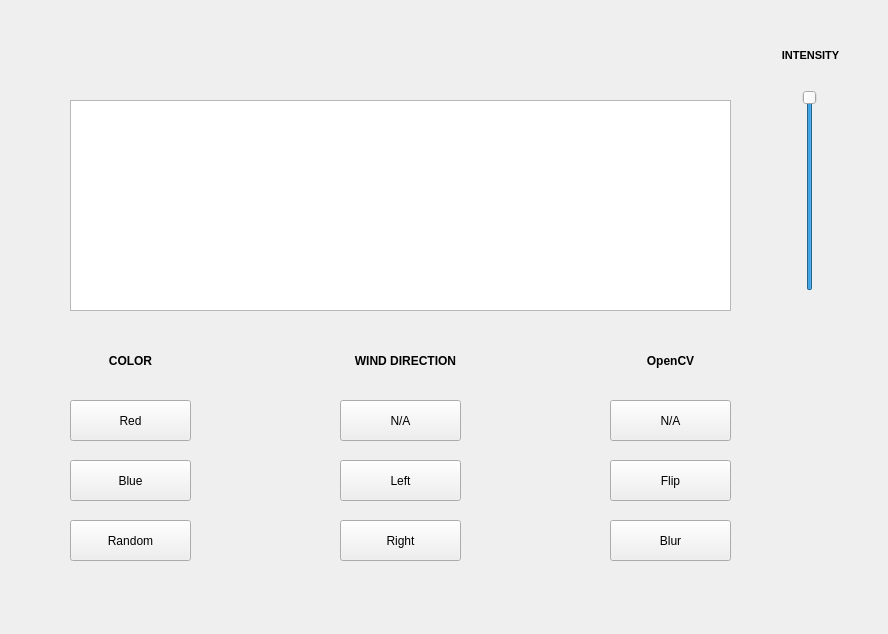
Qt form src/mainwindow.ui (Sudarshan-Bisht/QT_Fire_Effect) before a commit.
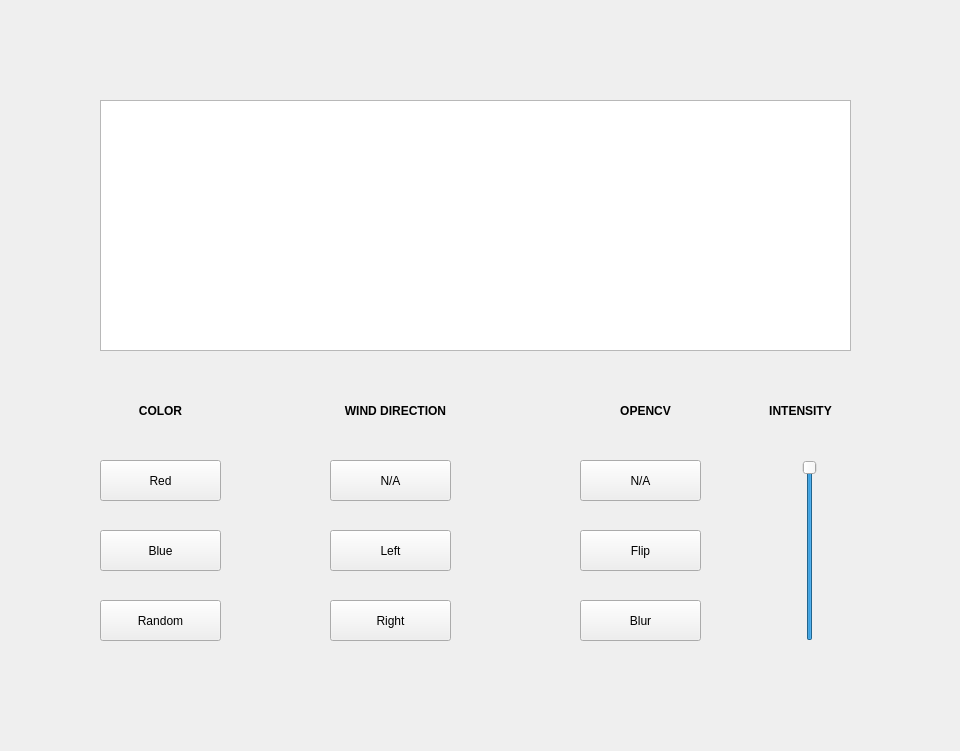
The same form after that commit.

Diff of the .ui file:
```diff
--- a/src/mainwindow.ui
+++ b/src/mainwindow.ui
@@ -6,8 +6,8 @@
    <rect>
     <x>0</x>
     <y>0</y>
-    <width>888</width>
-    <height>634</height>
+    <width>960</width>
+    <height>751</height>
    </rect>
   </property>
   <property name="font">
@@ -24,8 +24,8 @@
    <widget class="QPushButton" name="pushButton">
     <property name="geometry">
      <rect>
-      <x>70</x>
-      <y>400</y>
+      <x>100</x>
+      <y>460</y>
       <width>121</width>
       <height>41</height>
      </rect>
@@ -44,10 +44,10 @@
    <widget class="QGraphicsView" name="graphicsView">
     <property name="geometry">
      <rect>
-      <x>70</x>
+      <x>100</x>
       <y>100</y>
-      <width>661</width>
-      <height>211</height>
+      <width>751</width>
+      <height>251</height>
      </rect>
     </property>
     <property name="interactive">
@@ -66,8 +66,8 @@
    <widget class="QPushButton" name="pushButton_2">
     <property name="geometry">
      <rect>
-      <x>70</x>
-      <y>460</y>
+      <x>100</x>
+      <y>530</y>
       <width>121</width>
       <height>41</height>
      </rect>
@@ -86,8 +86,8 @@
    <widget class="QPushButton" name="pushButton_3">
     <property name="geometry">
      <rect>
-      <x>70</x>
-      <y>520</y>
+      <x>100</x>
+      <y>600</y>
       <width>121</width>
       <height>41</height>
      </rect>
@@ -107,55 +107,32 @@
     <property name="geometry">
      <rect>
       <x>800</x>
-      <y>90</y>
+      <y>460</y>
       <width>20</width>
-      <height>201</height>
+      <height>181</height>
      </rect>
     </property>
     <property name="minimum">
      <number>1</number>
     </property>
     <property name="maximum">
-     <number>5</number>
+     <number>15</number>
     </property>
     <property name="pageStep">
      <number>1</number>
     </property>
     <property name="value">
-     <number>5</number>
+     <number>15</number>
     </property>
     <property name="orientation">
      <enum>Qt::Vertical</enum>
     </property>
    </widget>
-   <widget class="QLabel" name="label">
-    <property name="geometry">
-     <rect>
-      <x>740</x>
-      <y>30</y>
-      <width>141</width>
-      <height>51</height>
-     </rect>
-    </property>
-    <property name="font">
-     <font>
-      <pointsize>8</pointsize>
-      <weight>75</weight>
-      <bold>true</bold>
-     </font>
-    </property>
-    <property name="text">
-     <string>INTENSITY</string>
-    </property>
-    <property name="alignment">
-     <set>Qt::AlignCenter</set>
-    </property>
-   </widget>
    <widget class="QLabel" name="label_2">
     <property name="geometry">
      <rect>
-      <x>70</x>
-      <y>350</y>
+      <x>100</x>
+      <y>400</y>
       <width>121</width>
       <height>21</height>
      </rect>
@@ -170,8 +147,8 @@
    <widget class="QLabel" name="label_3">
     <property name="geometry">
      <rect>
-      <x>290</x>
-      <y>350</y>
+      <x>280</x>
+      <y>400</y>
       <width>231</width>
       <height>21</height>
      </rect>
@@ -186,8 +163,8 @@
    <widget class="QPushButton" name="pushButton_4">
     <property name="geometry">
      <rect>
-      <x>340</x>
-      <y>520</y>
+      <x>330</x>
+      <y>600</y>
       <width>121</width>
       <height>41</height>
      </rect>
@@ -206,8 +183,8 @@
    <widget class="QPushButton" name="pushButton_5">
     <property name="geometry">
      <rect>
-      <x>340</x>
-      <y>460</y>
+      <x>330</x>
+      <y>530</y>
       <width>121</width>
       <height>41</height>
      </rect>
@@ -226,8 +203,8 @@
    <widget class="QPushButton" name="pushButton_6">
     <property name="geometry">
      <rect>
-      <x>340</x>
-      <y>400</y>
+      <x>330</x>
+      <y>460</y>
       <width>121</width>
       <height>41</height>
      </rect>
@@ -246,8 +223,8 @@
    <widget class="QPushButton" name="pushButton_7">
     <property name="geometry">
      <rect>
-      <x>610</x>
-      <y>400</y>
+      <x>580</x>
+      <y>460</y>
       <width>121</width>
       <height>41</height>
      </rect>
@@ -263,27 +240,11 @@
      <string>N/A</string>
     </property>
    </widget>
-   <widget class="QLabel" name="label_4">
-    <property name="geometry">
-     <rect>
-      <x>580</x>
-      <y>350</y>
-      <width>181</width>
-      <height>21</height>
-     </rect>
-    </property>
-    <property name="text">
-     <string>OpenCV</string>
-    </property>
-    <property name="alignment">
-     <set>Qt::AlignCenter</set>
-    </property>
-   </widget>
    <widget class="QPushButton" name="pushButton_8">
     <property name="geometry">
      <rect>
-      <x>610</x>
-      <y>460</y>
+      <x>580</x>
+      <y>530</y>
       <width>121</width>
       <height>41</height>
      </rect>
@@ -302,8 +263,8 @@
    <widget class="QPushButton" name="pushButton_9">
     <property name="geometry">
      <rect>
-      <x>610</x>
-      <y>520</y>
+      <x>580</x>
+      <y>600</y>
       <width>121</width>
       <height>41</height>
      </rect>
@@ -319,6 +280,38 @@
      <string>Blur</string>
     </property>
    </widget>
+   <widget class="QLabel" name="label_4">
+    <property name="geometry">
+     <rect>
+      <x>530</x>
+      <y>400</y>
+      <width>231</width>
+      <height>21</height>
+     </rect>
+    </property>
+    <property name="text">
+     <string>OPENCV</string>
+    </property>
+    <property name="alignment">
+     <set>Qt::AlignCenter</set>
+    </property>
+   </widget>
+   <widget class="QLabel" name="label_5">
+    <property name="geometry">
+     <rect>
+      <x>720</x>
+      <y>400</y>
+      <width>161</width>
+      <height>21</height>
+     </rect>
+    </property>
+    <property name="text">
+     <string>INTENSITY</string>
+    </property>
+    <property name="alignment">
+     <set>Qt::AlignCenter</set>
+    </property>
+   </widget>
   </widget>
  </widget>
  <layoutdefault spacing="6" margin="11"/>
```
